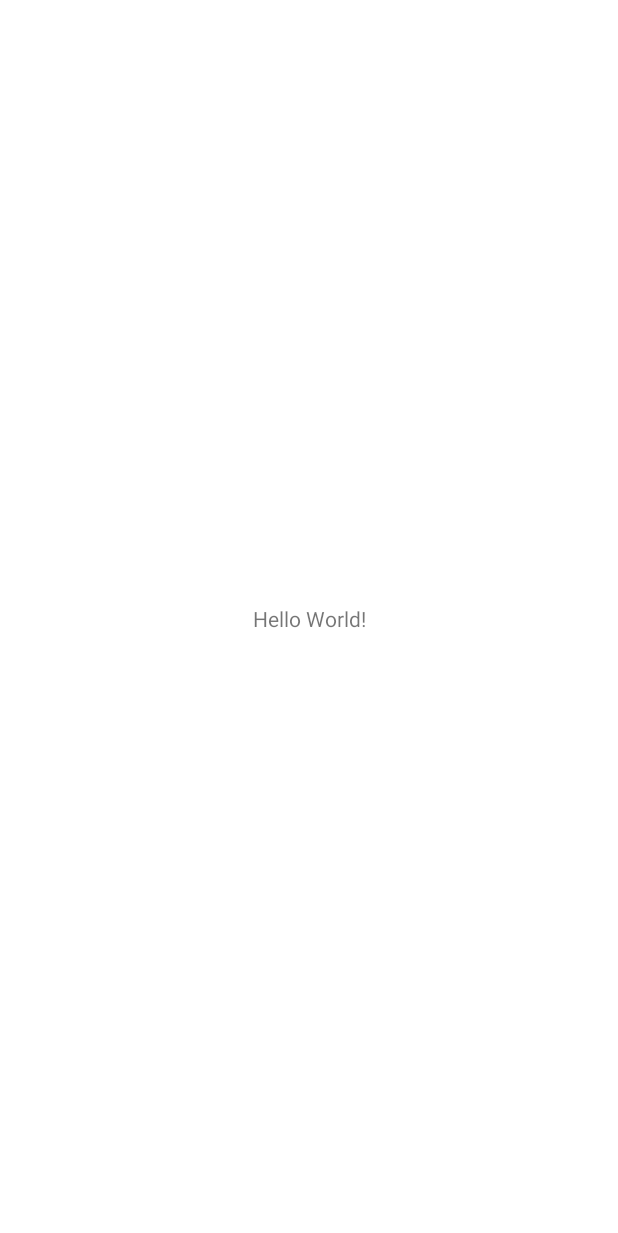
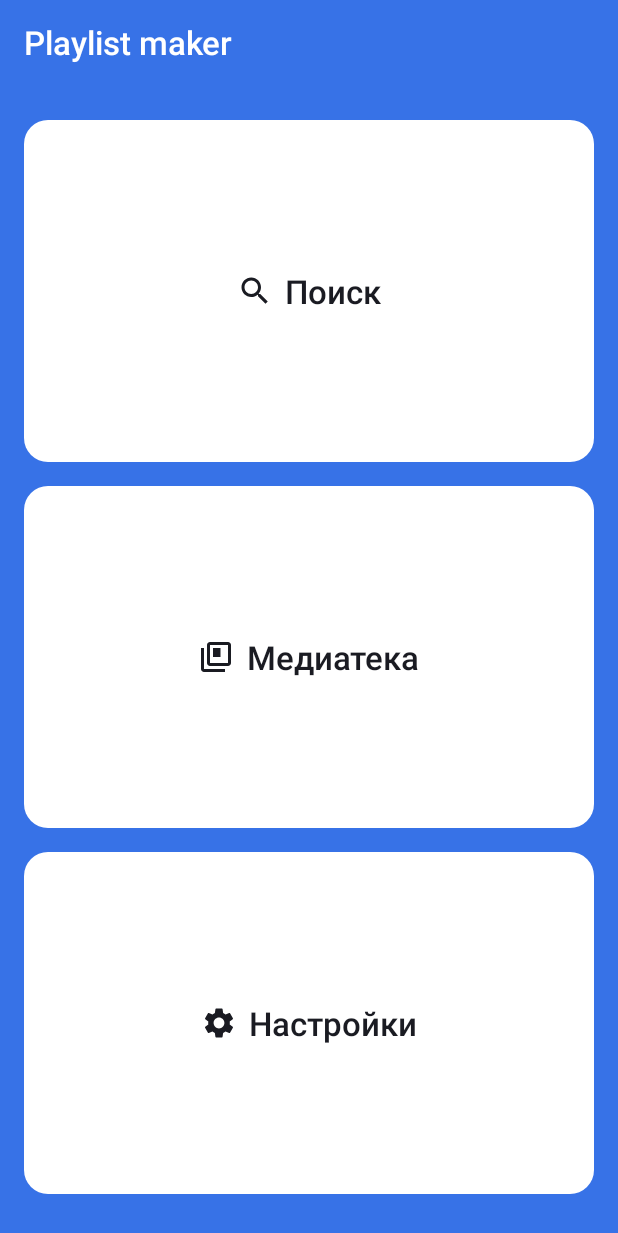
Before and after one commit to SergeyPoroshin/-PlaylistMaker, an Android app: the screen it shows after launch (MainActivity), on a phone screen of 412 x 824 dp. Before the commit the part shown is almost empty. Shown: the top 1233 px of the screen. Run offline under Robolectric (Android 15) with nearby library versions, the phone set to English and light mode, and no system bars.

Commit message:
8 спринт 1ДЗ

```diff
--- a/app/src/main/AndroidManifest.xml
+++ b/app/src/main/AndroidManifest.xml
@@ -10,7 +10,7 @@
         android:label="@string/app_name"
         android:roundIcon="@mipmap/ic_launcher_round"
         android:supportsRtl="true"
-        android:theme="@style/Theme.PlaylistMaker">
+        android:theme="@style/Theme.MaterialComponents.DayNight.NoActionBar">
         <activity
             android:name=".MainActivity"
             android:exported="true"
--- /dev/null
+++ b/app/src/main/res/drawable/ic_library.xml
@@ -0,0 +1,16 @@
+<vector xmlns:android="http://schemas.android.com/apk/res/android"
+    android:width="24dp"
+    android:height="24dp"
+    android:viewportWidth="24"
+    android:viewportHeight="24">
+    <path
+        android:fillColor="@color/yp_black"
+        android:pathData="M4,6H2v14c0,1.1 0.9,2 2,2h14v-2H4V6z" />
+    <path
+        android:fillColor="@color/yp_black"
+        android:fillType="evenOdd"
+        android:pathData="M22,4v12c0,1.1 -0.9,2 -2,2H8c-1.1,0 -2,-0.9 -2,-2V4c0,-1.1 0.9,-2 2,-2h12c1.1,0 2,0.9 2,2zM20,16H8V4h12v12z" />
+    <path
+        android:fillColor="@color/yp_black"
+        android:pathData="M10,6h5v6h-5z" />
+</vector>
--- /dev/null
+++ b/app/src/main/res/drawable/ic_search.xml
@@ -0,0 +1,9 @@
+<vector xmlns:android="http://schemas.android.com/apk/res/android"
+    android:width="24dp"
+    android:height="24dp"
+    android:viewportWidth="24"
+    android:viewportHeight="24">
+    <path
+        android:fillColor="@color/yp_black"
+        android:pathData="M15.5,14h-0.79l-0.28,-0.27C15.41,12.59 16,11.11 16,9.5 16,5.91 13.09,3 9.5,3S3,5.91 3,9.5 5.91,16 9.5,16c1.61,0 3.09,-0.59 4.23,-1.57l0.27,0.28v0.79l5,4.99L20.49,19l-4.99,-5zM9.5,14C7.01,14 5,11.99 5,9.5S7.01,5 9.5,5 14,7.01 14,9.5 11.99,14 9.5,14z" />
+</vector>
--- /dev/null
+++ b/app/src/main/res/drawable/ic_settings.xml
@@ -0,0 +1,9 @@
+<vector xmlns:android="http://schemas.android.com/apk/res/android"
+    android:width="24dp"
+    android:height="24dp"
+    android:viewportWidth="24"
+    android:viewportHeight="24">
+    <path
+        android:fillColor="@color/yp_black"
+        android:pathData="M19.14,12.94c0.04,-0.3 0.06,-0.61 0.06,-0.94c0,-0.32 -0.02,-0.64 -0.07,-0.94l2.03,-1.58c0.18,-0.14 0.23,-0.41 0.12,-0.61l-1.92,-3.32c-0.12,-0.22 -0.37,-0.29 -0.59,-0.22l-2.39,0.96c-0.5,-0.38 -1.03,-0.7 -1.62,-0.94L14.4,2.81c-0.04,-0.24 -0.24,-0.41 -0.48,-0.41h-3.84c-0.24,0 -0.43,0.17 -0.47,0.41L9.25,5.35C8.66,5.59 8.12,5.92 7.63,6.29L5.24,5.33c-0.22,-0.08 -0.47,0 -0.59,0.22L2.74,8.87C2.62,9.08 2.66,9.34 2.86,9.48l2.03,1.58C4.84,11.36 4.8,11.69 4.8,12s0.02,0.64 0.07,0.94l-2.03,1.58c-0.18,0.14 -0.23,0.41 -0.12,0.61l1.92,3.32c0.12,0.22 0.37,0.29 0.59,0.22l2.39,-0.96c0.5,0.38 1.03,0.7 1.62,0.94l0.36,2.54c0.05,0.24 0.24,0.41 0.48,0.41h3.84c0.24,0 0.44,-0.17 0.47,-0.41l0.36,-2.54c0.59,-0.24 1.13,-0.56 1.62,-0.94l2.39,0.96c0.22,0.08 0.47,0 0.59,-0.22l1.92,-3.32c0.12,-0.22 0.07,-0.47 -0.12,-0.61L19.14,12.94zM12,15.6c-1.98,0 -3.6,-1.62 -3.6,-3.6s1.62,-3.6 3.6,-3.6s3.6,1.62 3.6,3.6S13.98,15.6 12,15.6z" />
+</vector>
--- a/app/src/main/res/layout/activity_main.xml
+++ b/app/src/main/res/layout/activity_main.xml
@@ -1,19 +1,101 @@
 <?xml version="1.0" encoding="utf-8"?>
-<androidx.constraintlayout.widget.ConstraintLayout xmlns:android="http://schemas.android.com/apk/res/android"
+<LinearLayout xmlns:android="http://schemas.android.com/apk/res/android"
     xmlns:app="http://schemas.android.com/apk/res-auto"
-    xmlns:tools="http://schemas.android.com/tools"
     android:id="@+id/main"
     android:layout_width="match_parent"
     android:layout_height="match_parent"
-    tools:context=".MainActivity">
+    android:background="@color/yp_blue"
+    android:fitsSystemWindows="true"
+    android:orientation="vertical">
 
     <TextView
         android:layout_width="wrap_content"
-        android:layout_height="wrap_content"
-        android:text="Hello World!"
-        app:layout_constraintBottom_toBottomOf="parent"
-        app:layout_constraintEnd_toEndOf="parent"
-        app:layout_constraintStart_toStartOf="parent"
-        app:layout_constraintTop_toTopOf="parent" />
+        android:layout_height="@dimen/header_height"
+        android:fontFamily="sans-serif-medium"
+        android:gravity="center_vertical"
+        android:paddingStart="@dimen/space_16"
+        android:paddingEnd="@dimen/space_16"
+        android:text="@string/app_name"
+        android:textColor="@color/yp_white"
+        android:textSize="@dimen/text_size_22" />
 
-</androidx.constraintlayout.widget.ConstraintLayout>
+    <Button
+        android:id="@+id/searchButton"
+        style="@style/Widget.MaterialComponents.Button.UnelevatedButton"
+        android:layout_width="match_parent"
+        android:layout_height="0dp"
+        android:layout_marginStart="@dimen/space_16"
+        android:layout_marginTop="@dimen/space_24"
+        android:layout_marginEnd="@dimen/space_16"
+        android:layout_weight="1"
+        android:fontFamily="sans-serif-medium"
+        android:insetTop="0dp"
+        android:insetBottom="0dp"
+        android:letterSpacing="0"
+        android:minHeight="0dp"
+        android:text="@string/search"
+        android:textAllCaps="false"
+        android:textColor="@color/yp_black"
+        android:textSize="@dimen/text_size_22"
+        app:backgroundTint="@color/yp_white"
+        app:cornerRadius="@dimen/button_corner_radius"
+        app:icon="@drawable/ic_search"
+        app:iconGravity="textStart"
+        app:iconPadding="@dimen/space_8"
+        app:iconSize="@dimen/icon_size"
+        app:iconTint="@color/yp_black" />
+
+    <Button
+        android:id="@+id/libraryButton"
+        style="@style/Widget.MaterialComponents.Button.UnelevatedButton"
+        android:layout_width="match_parent"
+        android:layout_height="0dp"
+        android:layout_marginStart="@dimen/space_16"
+        android:layout_marginTop="@dimen/space_16"
+        android:layout_marginEnd="@dimen/space_16"
+        android:layout_weight="1"
+        android:fontFamily="sans-serif-medium"
+        android:insetTop="0dp"
+        android:insetBottom="0dp"
+        android:letterSpacing="0"
+        android:minHeight="0dp"
+        android:text="@string/media_library"
+        android:textAllCaps="false"
+        android:textColor="@color/yp_black"
+        android:textSize="@dimen/text_size_22"
+        app:backgroundTint="@color/yp_white"
+        app:cornerRadius="@dimen/button_corner_radius"
+        app:icon="@drawable/ic_library"
+        app:iconGravity="textStart"
+        app:iconPadding="@dimen/space_8"
+        app:iconSize="@dimen/icon_size"
+        app:iconTint="@color/yp_black" />
+
+    <Button
+        android:id="@+id/settingsButton"
+        style="@style/Widget.MaterialComponents.Button.UnelevatedButton"
+        android:layout_width="match_parent"
+        android:layout_height="0dp"
+        android:layout_marginStart="@dimen/space_16"
+        android:layout_marginTop="@dimen/space_16"
+        android:layout_marginEnd="@dimen/space_16"
+        android:layout_marginBottom="@dimen/space_28"
+        android:layout_weight="1"
+        android:fontFamily="sans-serif-medium"
+        android:insetTop="0dp"
+        android:insetBottom="0dp"
+        android:letterSpacing="0"
+        android:minHeight="0dp"
+        android:text="@string/settings"
+        android:textAllCaps="false"
+        android:textColor="@color/yp_black"
+        android:textSize="@dimen/text_size_22"
+        app:backgroundTint="@color/yp_white"
+        app:cornerRadius="@dimen/button_corner_radius"
+        app:icon="@drawable/ic_settings"
+        app:iconGravity="textStart"
+        app:iconPadding="@dimen/space_8"
+        app:iconSize="@dimen/icon_size"
+        app:iconTint="@color/yp_black" />
+
+</LinearLayout>
--- a/app/src/main/res/values/colors.xml
+++ b/app/src/main/res/values/colors.xml
@@ -2,4 +2,7 @@
 <resources>
     <color name="black">#FF000000</color>
     <color name="white">#FFFFFFFF</color>
+    <color name="yp_blue">#3772E7</color>
+    <color name="yp_black">#1A1B22</color>
+    <color name="yp_white">#FFFFFF</color>
 </resources>
--- /dev/null
+++ b/app/src/main/res/values/dimens.xml
@@ -0,0 +1,13 @@
+<?xml version="1.0" encoding="utf-8"?>
+<resources>
+    <dimen name="space_8">8dp</dimen>
+    <dimen name="space_16">16dp</dimen>
+    <dimen name="space_24">24dp</dimen>
+    <dimen name="space_28">28dp</dimen>
+    <dimen name="header_height">56dp</dimen>
+    <dimen name="settings_row_height">61dp</dimen>
+    <dimen name="icon_size">24dp</dimen>
+    <dimen name="text_size_16">16sp</dimen>
+    <dimen name="text_size_22">22sp</dimen>
+    <dimen name="button_corner_radius">16dp</dimen>
+</resources>
--- a/app/src/main/res/values/strings.xml
+++ b/app/src/main/res/values/strings.xml
@@ -1,3 +1,10 @@
 <resources>
-    <string name="app_name">Playlist Maker</string>
+    <string name="app_name">Playlist maker</string>
+    <string name="search">Поиск</string>
+    <string name="media_library">Медиатека</string>
+    <string name="settings">Настройки</string>
+    <string name="dark_theme">Темная тема</string>
+    <string name="share_app">Поделиться приложением</string>
+    <string name="write_to_support">Написать в поддержку</string>
+    <string name="user_agreement">Пользовательское соглашение</string>
 </resources>
```
Also changed, not shown: app/src/main/res/drawable/ic_arrow_back.xml (added, +9 -0 lines), app/src/main/res/drawable/ic_arrow_forward.xml (added, +9 -0 lines), app/src/main/res/drawable/ic_share.xml (added, +9 -0 lines), app/src/main/res/drawable/ic_support.xml (added, +9 -0 lines), app/src/main/res/layout/activity_settings.xml (added, +135 -0 lines).
